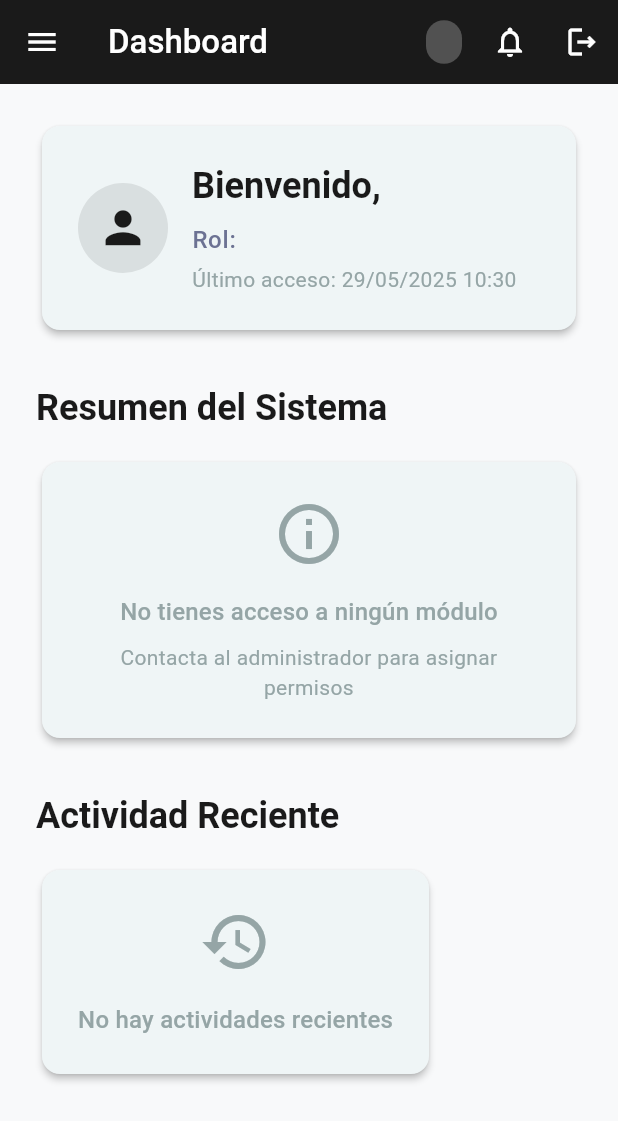
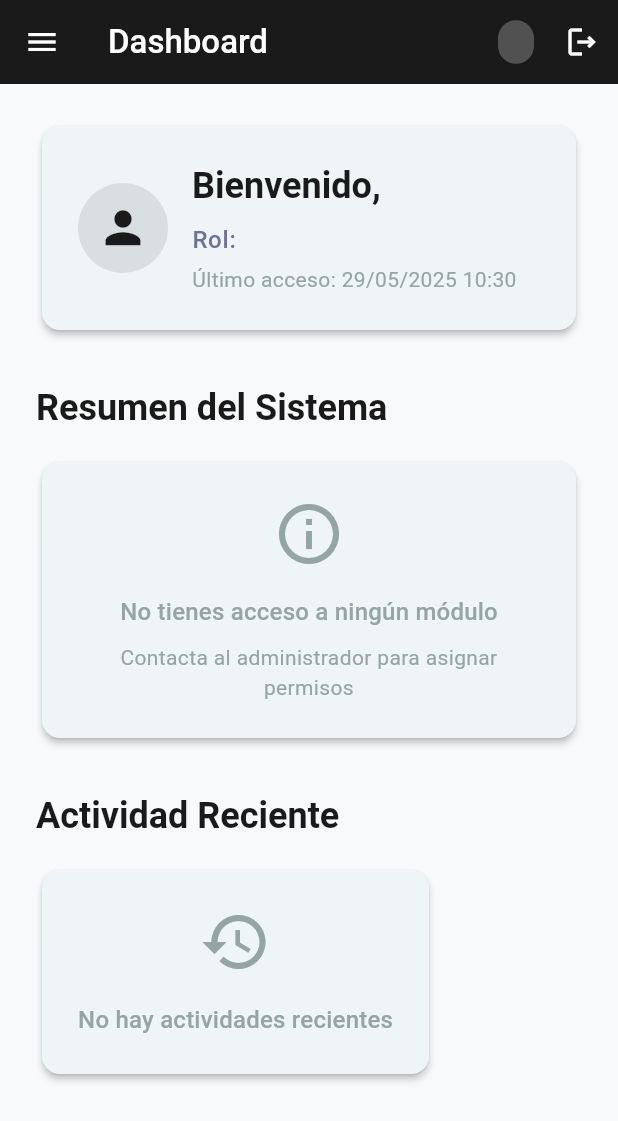
Before and after one commit to InnerKano/RH-plus, a Flutter app: the DashboardScreen screen opened by its route, on a phone screen of 412 x 824 dp. Shown: the top 1121 px of the screen. Run offline on Flutter 3.47's test engine with Material 3 defaults, Android fonts, the light colour scheme and no system bars; our stand-ins replace shared_preferences; accounts and stored records are empty.

Commit message:
Arreglo del dashboard

```diff
--- a/frontend/lib/views/dashboard_screen.dart
+++ b/frontend/lib/views/dashboard_screen.dart
@@ -115,35 +115,6 @@
       appBar: _buildAppBar(),
       drawer: _buildDrawer(),
       body: _buildBody(),
-      floatingActionButton: _buildSelectionFloatingButton(),
-    );
-  }
-
-  // BOTÓN PARA ACCEDER AL MÓDULO DE SELECCIÓN
-  Widget? _buildSelectionFloatingButton() {
-    return Consumer<AuthProvider>(
-      builder: (context, authProvider, child) {
-        // Solo mostrar el botón si el usuario tiene acceso al módulo de selección
-        // y está en el dashboard (no en el módulo de selección)
-        if (authProvider.userPermissions?.canAccessModule('selection') == true && _selectedIndex == 0) {
-          return FloatingActionButton.extended(
-            onPressed: () {
-              // Encontrar el índice del módulo de selección
-              final selectionIndex = _accessibleModules.indexWhere((module) => module.key == 'selection');
-              if (selectionIndex != -1) {
-                setState(() {
-                  _selectedIndex = selectionIndex;
-                });
-              }
-            },
-            backgroundColor: AppColors.primaryColor,
-            foregroundColor: Colors.white,
-            icon: const Icon(Icons.person_search_outlined),
-            label: const Text('Selección'),
-          );
-        }
-        return const SizedBox.shrink();
-      },
     );
   }
 
@@ -166,7 +137,7 @@
 
           return Text(
             currentTitle,
-            style: TextStyle(
+            style: const TextStyle(
               color: AppColors.onPrimaryColor,
               fontWeight: FontWeight.w500,
             ),
@@ -203,17 +174,6 @@
           },
         ),
         IconButton(
-          icon: const Icon(Icons.notifications_outlined, color: Colors.white),
-          onPressed: () {
-            ScaffoldMessenger.of(context).showSnackBar(
-              const SnackBar(
-                content: Text('Notificaciones - En desarrollo'),
-                behavior: SnackBarBehavior.floating,
-              ),
-            );
-          },
-        ),
-        IconButton(
           icon: const Icon(Icons.logout_outlined, color: Colors.white),
           onPressed: () => _logout(),
         ),
@@ -240,7 +200,7 @@
         final permissions = authProvider.userPermissions;
 
         return UserAccountsDrawerHeader(
-          decoration: BoxDecoration(
+          decoration: const BoxDecoration(
             gradient: LinearGradient(
               begin: Alignment.topLeft,
               end: Alignment.bottomRight,
@@ -281,7 +241,7 @@
                       height: 60,
                       fit: BoxFit.cover,
                       errorBuilder: (context, error, stackTrace) {
-                        return Icon(
+                        return const Icon(
                           Icons.person,
                           size: 40,
                           color: AppColors.primaryColor,
@@ -289,7 +249,7 @@
                       },
                     ),
                   )
-                : Icon(
+                : const Icon(
                     Icons.person,
                     size: 40,
                     color: AppColors.primaryColor,
@@ -330,7 +290,7 @@
               margin: const EdgeInsets.symmetric(horizontal: 8, vertical: 2),
               decoration: BoxDecoration(
                 borderRadius: BorderRadius.circular(8),
-                color: isSelected ? AppColors.primaryColor.withOpacity(0.1) : null,
+                color: isSelected ? AppColors.primaryColor.withValues(alpha: .1) : null,
               ),
               child: ListTile(
                 leading: Icon(
@@ -357,10 +317,10 @@
   Widget _buildDrawerFooter() {
     return Container(
       padding: const EdgeInsets.all(16),
-      decoration: BoxDecoration(
+      decoration: const BoxDecoration(
         border: Border(top: BorderSide(color: AppColors.greyLight)),
       ),
-      child: Column(
+      child: const Column(
         children: [
           Text(
             'RH Plus v1.0.0',
@@ -371,7 +331,7 @@
           ),
           const SizedBox(height: 4),
           Text(
-            '© 2024 Tu Empresa',
+            '© 2024 los venecos',
             style: TextStyle(
               color: AppColors.greyDark,
               fontSize: 10,
@@ -447,7 +407,7 @@
                         height: 60,
                         fit: BoxFit.cover,
                         errorBuilder: (context, error, stackTrace) {
-                          return Icon(
+                          return const Icon(
                             Icons.person,
                             size: 35,
                             color: AppColors.primaryColor,
@@ -455,7 +415,7 @@
                         },
                       ),
                     )
-                  : Icon(
+                  : const Icon(
                       Icons.person,
                       size: 35,
                       color: AppColors.primaryColor,
@@ -523,7 +483,15 @@
     if (permissions.canAccessModule('selection')) {
       summaryCards.add(_buildSummaryCard(
         'Candidatos',
-        '${summaryData['candidates_count'] ?? 0}',
+    '''
+        Este módulo está diseñado para ser
+        el punto de entrada del talento a la organización,
+        optimizando cada etapa del proceso de selección
+        desde la captación hasta la contratación,
+        asegurando que se identifiquen y contraten a los mejores
+        candidatos de manera eficiente y con una excelente experiencia
+        para todos los involucrados.
+    ''',
         Icons.people_outline,
         AppColors.infoColor,
         () => _navigateToModule('selection'),
@@ -533,7 +501,12 @@
     if (permissions.canAccessModule('affiliation')) {
       summaryCards.add(_buildSummaryCard(
         'Empleados',
-        '${summaryData['employees_count'] ?? 0}',
+    '''
+        Este módulo constituye el núcleo de la gestión
+        del talento humano, proporcionando una base sólida
+        para todos los demás procesos de recursos humanos
+        en la organización.
+    ''',
         Icons.badge_outlined,
         AppColors.successColor,
         () => _navigateToModule('affiliation'),
@@ -543,7 +516,13 @@
     if (permissions.canAccessModule('payroll')) {
       summaryCards.add(_buildSummaryCard(
         'Nómina',
-        summaryData['current_payroll_period'] ?? 'No definido',
+    '''
+        Este módulo representa el corazón financiero
+        de la gestión del talento humano, asegurando que
+        todos los procesos de compensación se realicen de manera
+        precisa, oportuna y en cumplimiento de la normatividad
+        laboral vigente.
+    ''',
         Icons.payments_outlined,
         AppColors.warningColor,
         () => _navigateToModule('payroll'),
@@ -553,7 +532,12 @@
     if (permissions.canAccessModule('training')) {
       summaryCards.add(_buildSummaryCard(
         'Capacitaciones',
-        '${summaryData['upcoming_trainings'] ?? 0} próximas',
+      '''
+        Este módulo está diseñado para ser
+        el centro neurálgico del desarrollo
+        del talento humano en la organización,
+        promoviendo una cultura de aprendizaje
+        continuo y crecimiento profesional.''',
         Icons.school_outlined,
         AppColors.errorColor,
         () => _navigateToModule('training'),
@@ -564,7 +548,13 @@
     if (permissions.canManageUsers) {
       summaryCards.add(_buildSummaryCard(
         'Gestión de Usuarios',
-        '${summaryData['total_users'] ?? 0} usuarios',
+    '''
+        Este módulo es fundamental para mantener
+        la seguridad y el control operativo del sistema
+        RH Plus, asegurando que cada usuario tenga exactamente
+        los permisos necesarios para realizar sus funciones
+        de manera eficiente y segura.
+    ''',
         Icons.people_outlined,
         AppColors.secondaryColor,
         () => Navigator.pushNamed(context, RouteNames.userManagement),
@@ -579,7 +569,7 @@
           padding: const EdgeInsets.all(24),
           child: Column(
             children: [
-              Icon(
+              const Icon(
                 Icons.info_outline,
                 size: 48,
                 color: AppColors.greyDark,
@@ -613,7 +603,7 @@
       crossAxisCount: 2,
       crossAxisSpacing: 16,
       mainAxisSpacing: 16,
-      childAspectRatio: 1.1,
+      childAspectRatio: 2.5,
       children: summaryCards,
     );
   }
@@ -641,13 +631,13 @@
                   Container(
                     padding: const EdgeInsets.all(8),
                     decoration: BoxDecoration(
-                      color: color.withOpacity(0.1),
+                      color: color.withValues(alpha: 0.1),
                       borderRadius: BorderRadius.circular(8),
                     ),
                     child: Icon(icon, color: color, size: 20),
                   ),
                   const Spacer(),
-                  Icon(
+                  const Icon(
                     Icons.arrow_forward_ios,
                     size: 14,
                     color: AppColors.greyDark,
@@ -657,7 +647,7 @@
               const SizedBox(height: 12),
               Text(
                 title,
-                style: TextStyle(
+                style: const TextStyle(
                   color: AppColors.greyDark,
                   fontSize: 14,
                   fontWeight: FontWeight.w500,
@@ -666,7 +656,7 @@
               const SizedBox(height: 4),
               Text(
                 value,
-                style: TextStyle(
+                style: const TextStyle(
                   fontSize: 18,
                   fontWeight: FontWeight.w700,
                   color: AppColors.textColor,
@@ -700,7 +690,7 @@
               padding: const EdgeInsets.all(24),
               child: Column(
                 children: [
-                  Icon(
+                  const Icon(
                     Icons.history,
                     size: 48,
                     color: AppColors.greyDark,
@@ -781,7 +771,7 @@
             Container(
               padding: const EdgeInsets.all(10),
               decoration: BoxDecoration(
-                color: color.withOpacity(0.1),
+                color: color.withValues(alpha: 0.1),
                 borderRadius: BorderRadius.circular(8),
               ),
               child: Icon(icon, color: color, size: 20),
@@ -801,7 +791,7 @@
                   const SizedBox(height: 4),
                   Text(
                     description,
-                    style: TextStyle(
+                    style: const TextStyle(
                       color: AppColors.greyDark,
                       fontSize: 12,
                     ),
@@ -811,7 +801,7 @@
             ),
             Text(
               _formatTimeAgo(time),
-              style: TextStyle(
+              style: const TextStyle(
                 color: AppColors.greyDark,
                 fontSize: 12,
                 fontWeight: FontWeight.w500,
@@ -911,7 +901,7 @@
             child: Column(
               mainAxisAlignment: MainAxisAlignment.center,
               children: [
-                Icon(
+                const Icon(
                   Icons.lock_outline,
                   size: 64,
                   color: AppColors.greyDark,
```
